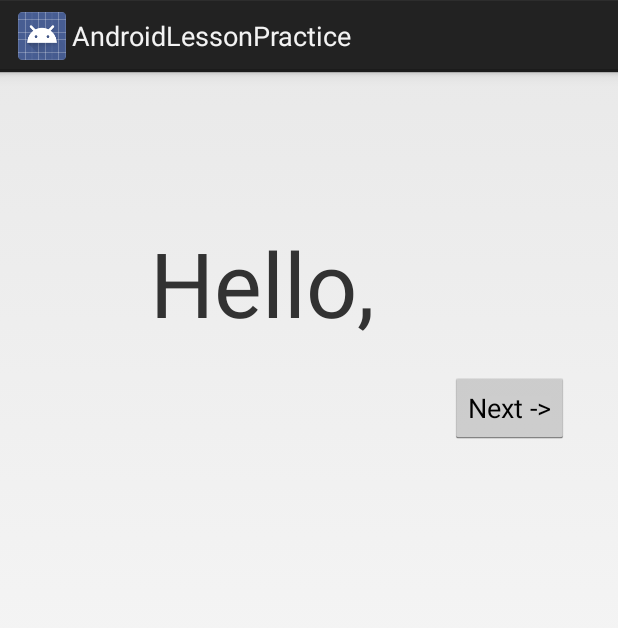
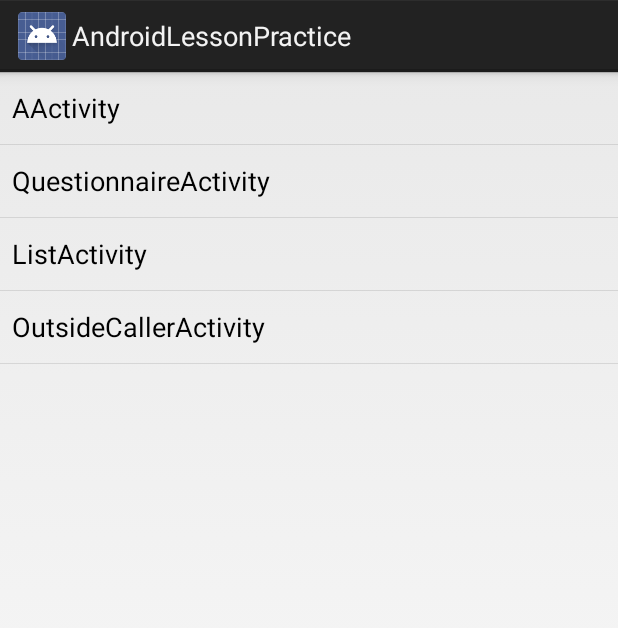
Before and after one commit to wavky/AndroidLessonPractice, an Android app: the screen it shows after launch (AActivity before the commit, IndexActivity after it), on a phone screen of 412 x 824 dp. Shown: the top 628 px of the screen. Run offline under Robolectric (Android 15) with nearby library versions, the phone set to English and light mode, and no system bars.

Commit message:
Goodbye Hello, World!

```diff
--- a/app/build.gradle
+++ b/app/build.gradle
@@ -28,4 +28,5 @@ dependencies {
     testImplementation 'junit:junit:4.12'
     androidTestImplementation 'com.android.support.test:runner:1.0.2'
     androidTestImplementation 'com.android.support.test.espresso:espresso-core:3.0.2'
+    implementation 'org.jetbrains:annotations:15.0'
 }
--- /dev/null
+++ b/app/src/main/java/com/example/wavky/androidlessonpractice/MyApplication.java
@@ -0,0 +1,54 @@
+package com.example.wavky.androidlessonpractice;
+
+import android.app.Activity;
+import android.app.Application;
+import android.os.Bundle;
+import android.util.Log;
+
+public class MyApplication extends Application{
+
+    @Override
+    public void onCreate() {
+        super.onCreate();
+
+        registerActivityLifecycleCallbacks(new ActivityLifecycleCallbacks() {
+            @Override
+            public void onActivityCreated(Activity activity, Bundle savedInstanceState) {
+                Log.e("Application", activity.getLocalClassName() + " onCreated.");
+            }
+
+            @Override
+            public void onActivityStarted(Activity activity) {
+
+                Log.e("Application", activity.getLocalClassName() + " onStart.");
+            }
+
+            @Override
+            public void onActivityResumed(Activity activity) {
+
+                Log.e("Application", activity.getLocalClassName() + " onResume.");
+            }
+
+            @Override
+            public void onActivityPaused(Activity activity) {
+
+                Log.e("Application", activity.getLocalClassName() + " onPause.");
+            }
+
+            @Override
+            public void onActivityStopped(Activity activity) {
+
+            }
+
+            @Override
+            public void onActivitySaveInstanceState(Activity activity, Bundle outState) {
+
+            }
+
+            @Override
+            public void onActivityDestroyed(Activity activity) {
+
+            }
+        });
+    }
+}
--- /dev/null
+++ b/app/src/main/java/com/example/wavky/androidlessonpractice/activity/helloworld/IndexActivity.java
@@ -0,0 +1,30 @@
+package com.example.wavky.androidlessonpractice.activity.helloworld;
+
+import android.app.Activity;
+import android.os.Bundle;
+import android.widget.ListView;
+
+import com.example.wavky.androidlessonpractice.R;
+import com.example.wavky.androidlessonpractice.adapter.IndexAdapter;
+
+import org.jetbrains.annotations.Nullable;
+
+public class IndexActivity extends Activity {
+
+    @Override
+    protected void onCreate(@Nullable Bundle savedInstanceState) {
+        super.onCreate(savedInstanceState);
+
+        setContentView(R.layout.activity_index);
+        ListView indexList = findViewById(R.id.indexList);
+
+        Class[] activities = {
+                AActivity.class,
+                QuestionnaireActivity.class,
+                ListActivity.class,
+                OutsideCallerActivity.class
+        };
+
+        indexList.setAdapter(new IndexAdapter(this, activities));
+    }
+}
--- /dev/null
+++ b/app/src/main/java/com/example/wavky/androidlessonpractice/adapter/IndexAdapter.java
@@ -0,0 +1,52 @@
+package com.example.wavky.androidlessonpractice.adapter;
+
+import android.app.Activity;
+import android.content.Intent;
+import android.view.View;
+import android.view.ViewGroup;
+import android.widget.BaseAdapter;
+import android.widget.TextView;
+
+public class IndexAdapter extends BaseAdapter {
+
+    private Activity activity;
+    private Class[] data;
+
+    public IndexAdapter(Activity activity, Class[] activities) {
+        this.activity = activity;
+        this.data = activities;
+    }
+
+    @Override
+    public int getCount() {
+        return data.length;
+    }
+
+    @Override
+    public Object getItem(int position) {
+        return data[position];
+    }
+
+    @Override
+    public long getItemId(int position) {
+        return position;
+    }
+
+    @Override
+    public View getView(int position, View convertView, ViewGroup parent) {
+        if (convertView == null) {
+            convertView = activity.getLayoutInflater().inflate(
+                    android.R.layout.simple_list_item_1,
+                    null);
+        }
+
+        ((TextView) convertView).setText(((Class) getItem(position)).getSimpleName());
+        convertView.setOnClickListener(new View.OnClickListener() {
+            @Override
+            public void onClick(View v) {
+                activity.startActivity(new Intent(activity, (Class) getItem(position)));
+            }
+        });
+        return convertView;
+    }
+}
--- /dev/null
+++ b/app/src/main/res/layout/activity_index.xml
@@ -0,0 +1,12 @@
+<?xml version="1.0" encoding="utf-8"?>
+<LinearLayout
+    xmlns:android="http://schemas.android.com/apk/res/android"
+    android:layout_width="match_parent"
+    android:layout_height="match_parent"
+    android:orientation="vertical">
+    <ListView
+        android:id="@+id/indexList"
+        android:layout_width="match_parent"
+        android:layout_height="match_parent"/>
+
+</LinearLayout>
```
Also changed, not shown: app/src/main/AndroidManifest.xml (+7 -3 lines), app/src/main/java/com/example/wavky/androidlessonpractice/activity/helloworld/AActivity.java (renamed from app/src/main/java/com/example/wavky/androidlessonpractice/AActivity.java, +17 -2 lines), app/src/main/java/com/example/wavky/androidlessonpractice/activity/helloworld/BActivity.java (renamed from app/src/main/java/com/example/wavky/androidlessonpractice/BActivity.java, +7 -1 lines), app/src/main/java/com/example/wavky/androidlessonpractice/activity/helloworld/ListActivity.java (added, +32 -0 lines), app/src/main/java/com/example/wavky/androidlessonpractice/activity/helloworld/OutsideCallerActivity.java (added, +68 -0 lines), app/src/main/java/com/example/wavky/androidlessonpractice/activity/helloworld/QuestionnaireActivity.java (added, +18 -0 lines), app/src/main/java/com/example/wavky/androidlessonpractice/adapter/MyBaseAdapter.java (added, +66 -0 lines), app/src/main/res/layout/activity_list.xml (added, +14 -0 lines), app/src/main/res/layout/activity_outside_caller.xml (added, +36 -0 lines), app/src/main/res/layout/activity_questionnaire.xml (added, +116 -0 lines), app/src/main/res/layout/listitem.xml (added, +21 -0 lines).
